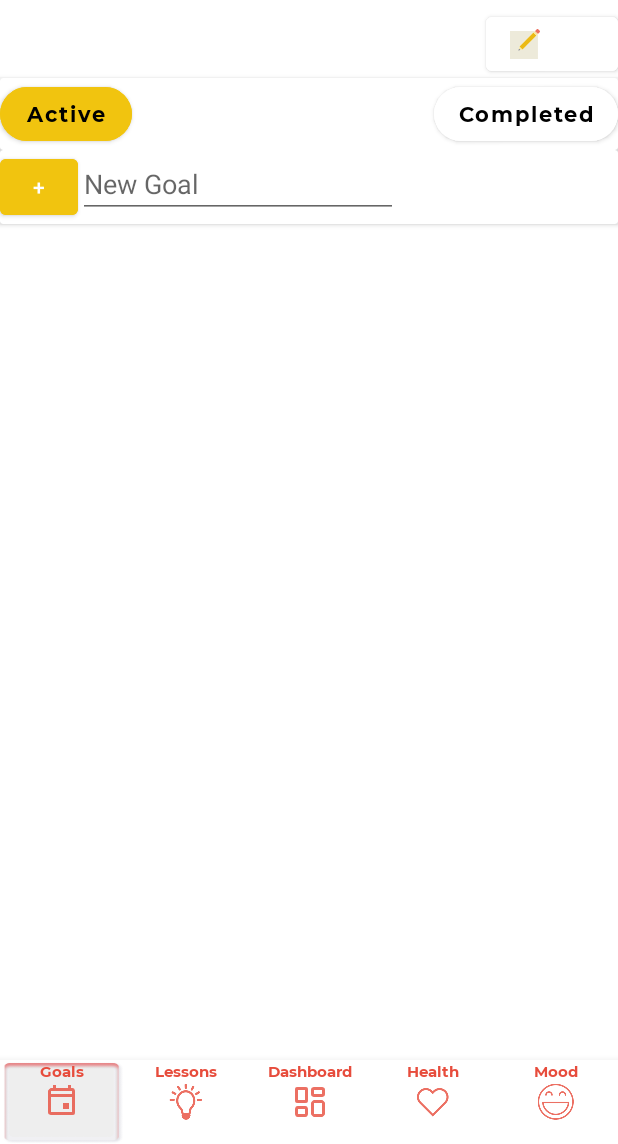
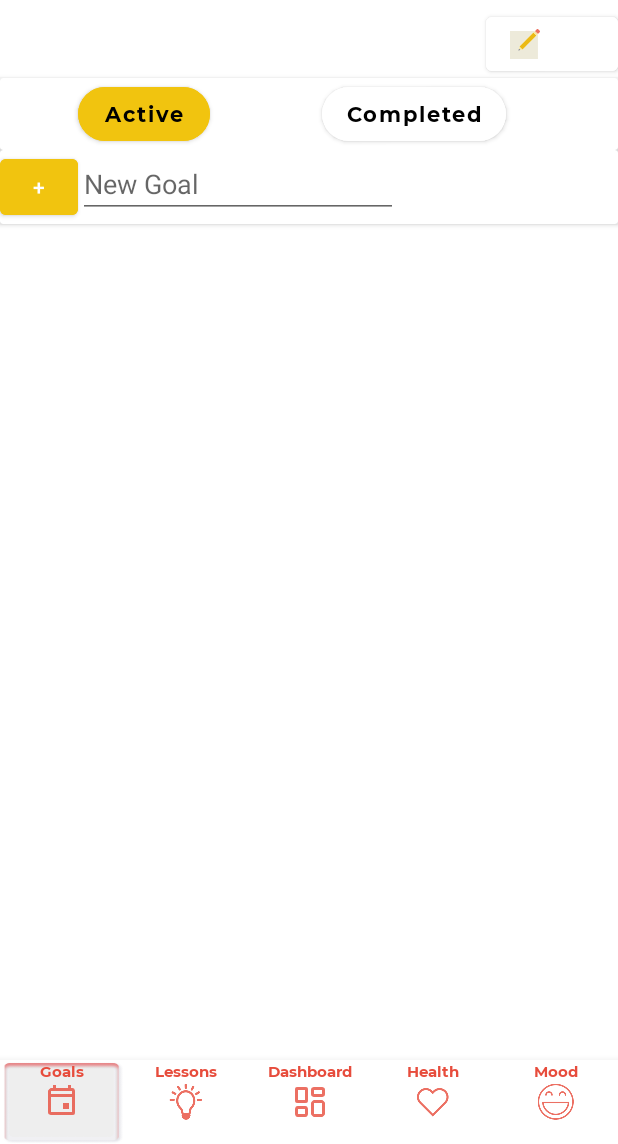
Before and after one commit to brandontan99/Self-Enrichment_App, an Android app: the GoalsFragment screen opened through its navigation route, on a phone screen of 412 x 824 dp, the part 92-1236 px from its top. Run offline under Robolectric (Android 15) with nearby library versions, the phone set to English and light mode, and no system bars; our stand-ins replace Firebase (no records; nobody signed in at launch, a user with empty details on screens opened directly), navigation-ui; libraries missing offline, so code that uses them is left out: soup.neumorphism; plain views replace NeumorphCardView; 2 statements that could not run were skipped.

Commit message:
Goals Tracker UI Update

```diff
--- a/app/src/main/java/com/example/self_enrichment_app/view/goals/GoalsFragment.java
+++ b/app/src/main/java/com/example/self_enrichment_app/view/goals/GoalsFragment.java
@@ -126,9 +126,11 @@ public class GoalsFragment extends Fragment {
         }
         if (edit){
             btnCancelEditGoals.setVisibility(View.VISIBLE);
+            btnEditGoals.setVisibility(View.GONE);
         }
         else{
             btnCancelEditGoals.setVisibility(View.GONE);
+            btnEditGoals.setVisibility(View.VISIBLE);
         }
         if (edit || completed){
             addGoalsCardView.setVisibility(View.GONE);
--- a/app/src/main/java/com/example/self_enrichment_app/view/goals/MainGoalsAdapter.java
+++ b/app/src/main/java/com/example/self_enrichment_app/view/goals/MainGoalsAdapter.java
@@ -130,11 +130,13 @@ public class MainGoalsAdapter extends FirestoreRecyclerAdapter<MainGoals,MainGoa
             //holder.ETMainGoal.setBackground(android.R.drawable.edit_text);
             holder.btnUpdateMainGoal.setVisibility(View.VISIBLE);
             holder.btnDeleteMainGoal.setVisibility(View.VISIBLE);
+            holder.CBMainGoal.setVisibility(View.GONE);
         }
         else{
             holder.ETMainGoal.setBackground(null);
             holder.btnUpdateMainGoal.setVisibility(View.GONE);
             holder.btnDeleteMainGoal.setVisibility(View.GONE);
+            holder.CBMainGoal.setVisibility(View.VISIBLE);
         }
         if (edit || completed){
             holder.addSubGoalsCardView.setVisibility(View.GONE);
--- a/app/src/main/java/com/example/self_enrichment_app/view/goals/SubGoalsAdapter.java
+++ b/app/src/main/java/com/example/self_enrichment_app/view/goals/SubGoalsAdapter.java
@@ -66,6 +66,7 @@ public class SubGoalsAdapter extends RecyclerView.Adapter<SubGoalsAdapter.ViewHo
             //holder.ETSubGoal.setBackground(null);
             holder.btnUpdateSubGoal.setVisibility(View.VISIBLE);
             holder.btnDeleteSubGoal.setVisibility(View.VISIBLE);
+            holder.CBSubGoal.setVisibility(View.GONE);
         }
         else{
             holder.ETSubGoal.setInputType(InputType.TYPE_NULL);
@@ -74,6 +75,7 @@ public class SubGoalsAdapter extends RecyclerView.Adapter<SubGoalsAdapter.ViewHo
             holder.ETSubGoal.setBackground(null);
             holder.btnUpdateSubGoal.setVisibility(View.GONE);
             holder.btnDeleteSubGoal.setVisibility(View.GONE);
+            holder.CBSubGoal.setVisibility(View.VISIBLE);
         }
         holder.btnUpdateSubGoal.setOnClickListener(new View.OnClickListener() {
             @Override
--- a/app/src/main/res/layout/fragment_goals.xml
+++ b/app/src/main/res/layout/fragment_goals.xml
@@ -18,8 +18,8 @@
         app:neumorph_backgroundColor="@color/light_grey">
 
         <androidx.constraintlayout.widget.ConstraintLayout
-            android:layout_width="match_parent"
-            android:layout_height="match_parent">
+            android:layout_width="315dp"
+            android:layout_height="wrap_content">
 
             <Button
                 android:id="@+id/btnAddMainGoal"
@@ -60,13 +60,14 @@
         android:layout_width="wrap_content"
         android:layout_height="wrap_content"
         android:layout_gravity="bottom"
+        android:layout_marginRight="10dp"
         android:backgroundTint="@color/yellow"
         android:fontFamily="@font/montserrat_bold"
         android:text="Finish"
         android:textAllCaps="false"
         android:textColor="@color/black"
         app:cornerRadius="36.5dp"
-        app:layout_constraintStart_toStartOf="parent"
+        app:layout_constraintEnd_toEndOf="@+id/btnEditGoals"
         app:layout_constraintTop_toTopOf="parent" />
 
     <soup.neumorphism.NeumorphCardView
@@ -94,6 +95,7 @@
                 android:layout_width="wrap_content"
                 android:layout_height="wrap_content"
                 android:layout_gravity="bottom"
+                android:layout_marginStart="52dp"
                 android:backgroundTint="@color/yellow"
                 android:fontFamily="@font/montserrat_bold"
                 android:text="Active"
@@ -115,6 +117,7 @@
                 android:textColor="@color/black"
                 app:cornerRadius="36.5dp"
                 app:layout_constraintEnd_toEndOf="parent"
+                app:layout_constraintStart_toEndOf="@+id/btnActiveGoals"
                 app:layout_constraintTop_toTopOf="parent" />
 
         </androidx.constraintlayout.widget.ConstraintLayout>
@@ -123,11 +126,10 @@
 
     <androidx.recyclerview.widget.RecyclerView
         android:id="@+id/rvGoals"
-        android:layout_width="415dp"
+        android:layout_width="0dp"
         android:layout_height="wrap_content"
         android:paddingBottom="200dp"
         app:layout_constraintEnd_toEndOf="parent"
-        app:layout_constraintHorizontal_bias="0.0"
         app:layout_constraintStart_toStartOf="parent"
         app:layout_constraintTop_toBottomOf="@+id/neumorphCardViewAddMainGoals">
 
```
Also changed, not shown: app/src/main/res/layout/cardview_maingoals_goalstracker.xml (+20 -17 lines), app/src/main/res/layout/cardview_subgoals_goalstracker.xml (+21 -19 lines).
